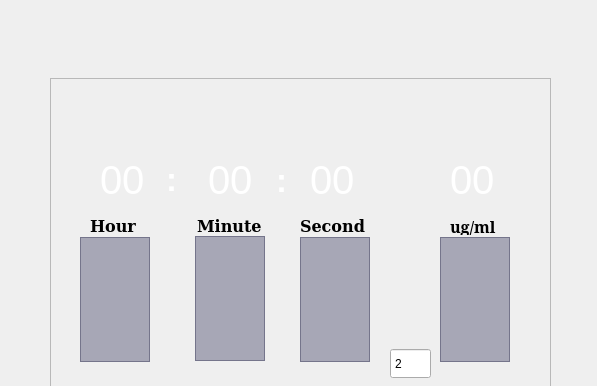
mohsencyber/gardinaUI, file infection.ui: the form before one commit; both pictures show x 0 to 597 and y 0 to 386 of the 800 by 500 pixel window.
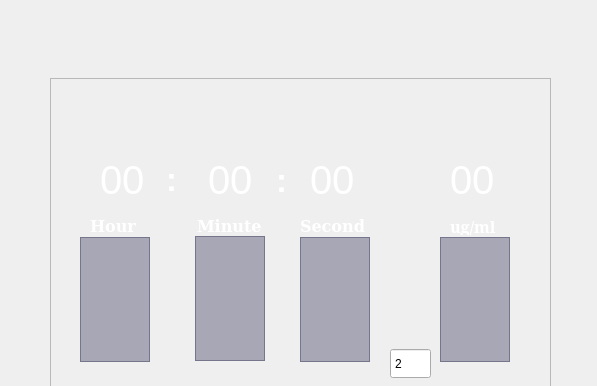
The form after the commit. Icons and pictures are not drawn.

```diff
--- a/infection.ui
+++ b/infection.ui
@@ -148,6 +148,43 @@
       <height>17</height>
      </rect>
     </property>
+    <property name="palette">
+     <palette>
+      <active>
+       <colorrole role="WindowText">
+        <brush brushstyle="SolidPattern">
+         <color alpha="255">
+          <red>255</red>
+          <green>255</green>
+          <blue>255</blue>
+         </color>
+        </brush>
+       </colorrole>
+      </active>
+      <inactive>
+       <colorrole role="WindowText">
+        <brush brushstyle="SolidPattern">
+         <color alpha="255">
+          <red>255</red>
+          <green>255</green>
+          <blue>255</blue>
+         </color>
+        </brush>
+       </colorrole>
+      </inactive>
+      <disabled>
+       <colorrole role="WindowText">
+        <brush brushstyle="SolidPattern">
+         <color alpha="96">
+          <red>164</red>
+          <green>166</green>
+          <blue>168</blue>
+         </color>
+        </brush>
+       </colorrole>
+      </disabled>
+     </palette>
+    </property>
     <property name="font">
      <font>
       <family>DejaVu Serif</family>
@@ -169,6 +206,43 @@
       <height>17</height>
      </rect>
     </property>
+    <property name="palette">
+     <palette>
+      <active>
+       <colorrole role="WindowText">
+        <brush brushstyle="SolidPattern">
+         <color alpha="255">
+          <red>255</red>
+          <green>255</green>
+          <blue>255</blue>
+         </color>
+        </brush>
+       </colorrole>
+      </active>
+      <inactive>
+       <colorrole role="WindowText">
+        <brush brushstyle="SolidPattern">
+         <color alpha="255">
+          <red>255</red>
+          <green>255</green>
+          <blue>255</blue>
+         </color>
+        </brush>
+       </colorrole>
+      </inactive>
+      <disabled>
+       <colorrole role="WindowText">
+        <brush brushstyle="SolidPattern">
+         <color alpha="96">
+          <red>164</red>
+          <green>166</green>
+          <blue>168</blue>
+         </color>
+        </brush>
+       </colorrole>
+      </disabled>
+     </palette>
+    </property>
     <property name="font">
      <font>
       <family>DejaVu Serif</family>
@@ -191,6 +265,43 @@
       <height>17</height>
      </rect>
     </property>
+    <property name="palette">
+     <palette>
+      <active>
+       <colorrole role="WindowText">
+        <brush brushstyle="SolidPattern">
+         <color alpha="255">
+          <red>255</red>
+          <green>255</green>
+          <blue>255</blue>
+         </color>
+        </brush>
+       </colorrole>
+      </active>
+      <inactive>
+       <colorrole role="WindowText">
+        <brush brushstyle="SolidPattern">
+         <color alpha="255">
+          <red>255</red>
+          <green>255</green>
+          <blue>255</blue>
+         </color>
+        </brush>
+       </colorrole>
+      </inactive>
+      <disabled>
+       <colorrole role="WindowText">
+        <brush brushstyle="SolidPattern">
+         <color alpha="96">
+          <red>164</red>
+          <green>166</green>
+          <blue>168</blue>
+         </color>
+        </brush>
+       </colorrole>
+      </disabled>
+     </palette>
+    </property>
     <property name="font">
      <font>
       <family>DejaVu Serif</family>
@@ -235,6 +346,43 @@
       <height>18</height>
      </rect>
     </property>
+    <property name="palette">
+     <palette>
+      <active>
+       <colorrole role="WindowText">
+        <brush brushstyle="SolidPattern">
+         <color alpha="255">
+          <red>255</red>
+          <green>255</green>
+          <blue>255</blue>
+         </color>
+        </brush>
+       </colorrole>
+      </active>
+      <inactive>
+       <colorrole role="WindowText">
+        <brush brushstyle="SolidPattern">
+         <color alpha="255">
+          <red>255</red>
+          <green>255</green>
+          <blue>255</blue>
+         </color>
+        </brush>
+       </colorrole>
+      </inactive>
+      <disabled>
+       <colorrole role="WindowText">
+        <brush brushstyle="SolidPattern">
+         <color alpha="96">
+          <red>164</red>
+          <green>166</green>
+          <blue>168</blue>
+         </color>
+        </brush>
+       </colorrole>
+      </disabled>
+     </palette>
+    </property>
     <property name="font">
      <font>
       <family>Serif</family>
```
